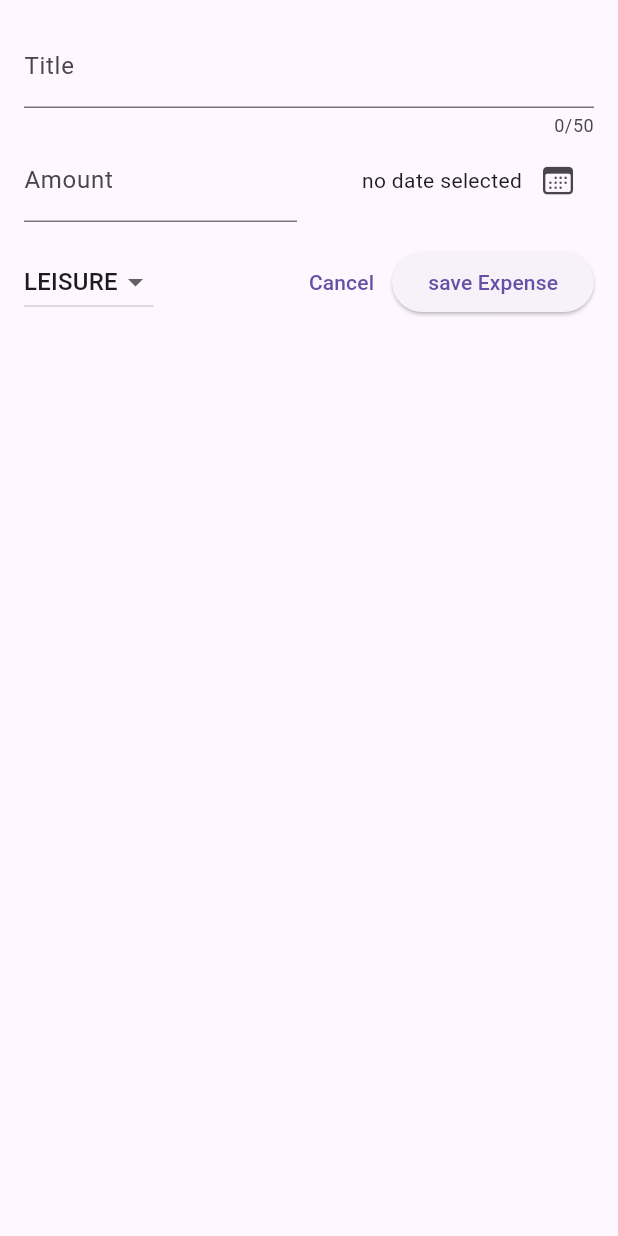
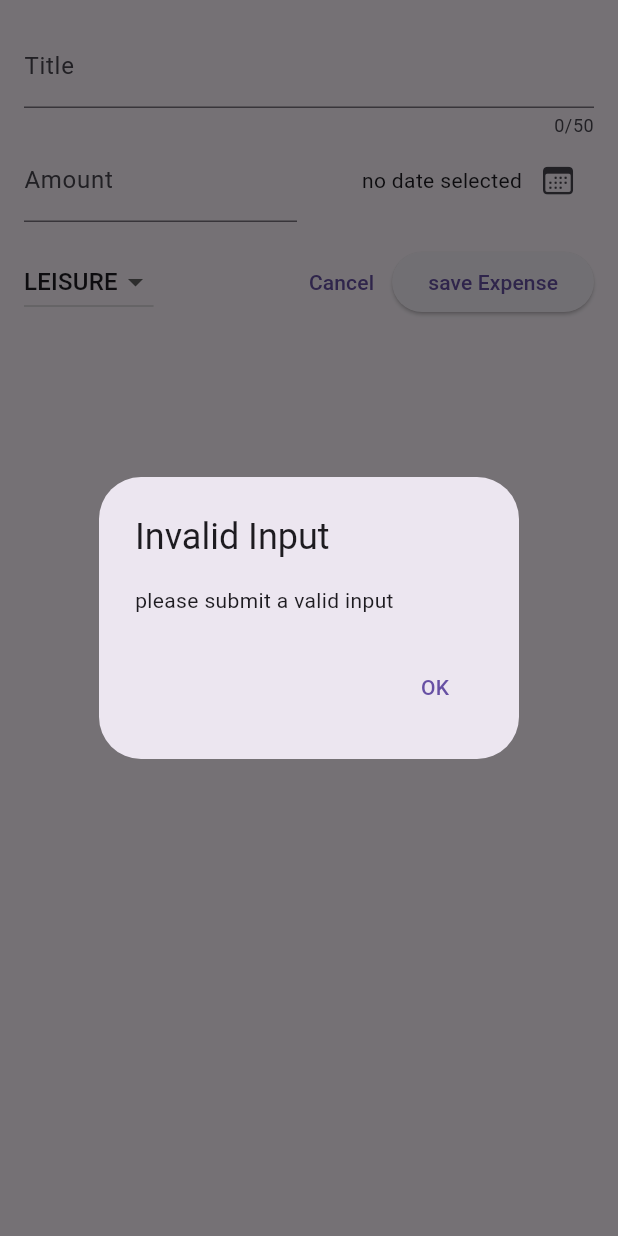
Before and after one commit to AliATZ/expense_tracker, a Flutter app: the NewExpense widget shown alone on an empty page, opened directly, after a tap on "save Expense", on a phone screen of 412 x 824 dp. Run offline on Flutter 3.47's test engine with Material 3 defaults, Android fonts, the phone set to English and light mode, and no system bars.

Commit message:
feat(app): [5-22] Add Error Messages

```diff
--- a/lib/widgets/new_expense.dart
+++ b/lib/widgets/new_expense.dart
@@ -36,7 +36,24 @@ class _NewExpenseState extends State<NewExpense> {
     final amountIsInvalid = enteredAmount == null || enteredAmount <= 0;
     if (_titleController.text.trim().isEmpty ||
         amountIsInvalid ||
-        _selectedDate == null) {}
+        _selectedDate == null) {
+      showDialog(
+        context: context,
+        builder: (ctx) => AlertDialog(
+          title: Text('Invalid Input'),
+          content: Text('please submit a valid input'),
+          actions: [
+            TextButton(
+              onPressed: () {
+                Navigator.pop(ctx);
+              },
+              child: Text('OK'),
+            ),
+          ],
+        ),
+      );
+      return;
+    }
   }
 
   @override
```
